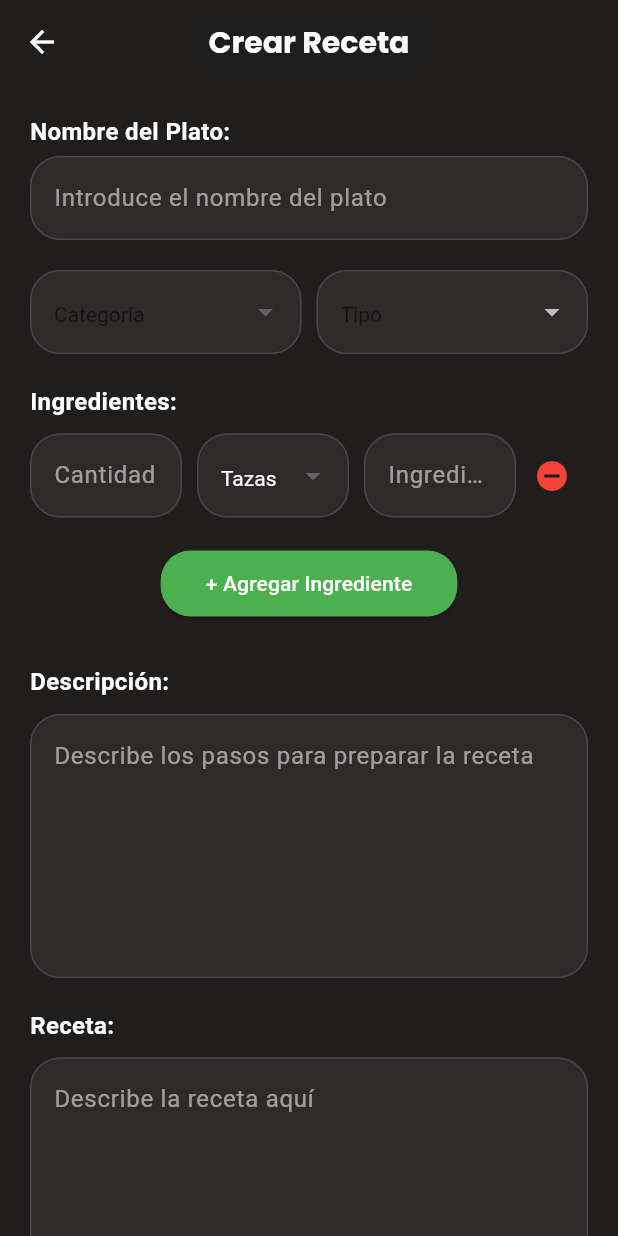
After one commit to christian1dam/vilaexplorer, a Flutter app: the AddPlato screen opened directly, on a phone screen of 412 x 824 dp. The commit adds this screen. Run offline on Flutter 3.47's test engine with Material 3 defaults, Android fonts, the phone set to English and light mode, and no system bars; our stand-ins replace flutter_map, flutter_svg, latlong2; statements that could not run were skipped.

Commit message:
Implementación de Página Añadir Receta

```diff
--- a/assets/lang/es.json
+++ b/assets/lang/es.json
@@ -51,6 +51,8 @@
     "filter": "Filtrar",
     "ingredients": "Ingredientes",
     "recipe": "Receta",
-    "type": "Tipo"
+    "type": "Tipo",
+    "new_dish": "Nueva Receta"
+
 
   }
--- /dev/null
+++ b/lib/src/pages/gastronomia/addPlato.dart
@@ -0,0 +1,431 @@
+import 'package:flutter/material.dart';
+
+class AddPlato extends StatefulWidget {
+  const AddPlato({super.key});
+
+  @override
+  _AddPlatoState createState() => _AddPlatoState();
+}
+
+class _AddPlatoState extends State<AddPlato> {
+  String? selectedCategory;
+  String? selectedType;
+  String? nombrePlato;
+  String? descripcion;
+  String? receta;
+
+  List<String> categories = ['Entrante', 'Principal', 'Postre'];
+  Map<String, List<String>> typesByCategory = {
+    'Entrante': ['Ensalada', 'Sopa', 'Otros'],
+    'Principal': ['Carne', 'Pescado', 'Vegetariano'],
+    'Postre': ['Helado', 'Pastel', 'Fruta']
+  };
+
+  List<Map<String, dynamic>> ingredientControllers = [];
+  List<String> unitOptions = ['Tazas', 'Gramos', 'Litros', 'Piezas'];
+
+  bool _isFormSubmitted = false; // Para controlar si se ha intentado enviar el formulario
+
+  @override
+  void initState() {
+    super.initState();
+    _addIngredientRow();
+  }
+
+  void _addIngredientRow() {
+    setState(() {
+      ingredientControllers.add({
+        'quantity': TextEditingController(),
+        'unit': unitOptions[0],
+        'name': TextEditingController(),
+      });
+    });
+  }
+
+  void _removeIngredientRow(int index) {
+    setState(() {
+      ingredientControllers[index]['quantity']!.dispose();
+      ingredientControllers[index]['name']!.dispose();
+      ingredientControllers.removeAt(index);
+    });
+  }
+
+  bool _isFormValid() {
+    bool ingredientsFilled = ingredientControllers.isNotEmpty &&
+        ingredientControllers.any((ingredient) {
+          return ingredient['quantity']!.text.isNotEmpty &&
+              ingredient['name']!.text.isNotEmpty;
+        });
+
+    return nombrePlato != null &&
+        nombrePlato!.isNotEmpty &&
+        selectedCategory != null &&
+        selectedType != null &&
+        descripcion != null &&
+        descripcion!.isNotEmpty &&
+        receta != null &&
+        receta!.isNotEmpty &&
+        ingredientsFilled;
+  }
+
+  @override
+  Widget build(BuildContext context) {
+    return Scaffold(
+      appBar: AppBar(
+        backgroundColor: const Color.fromRGBO(32, 29, 29, 1),
+        title: Container(
+          decoration: const BoxDecoration(
+            color: Color.fromRGBO(30, 30, 30, 1),
+            borderRadius: BorderRadius.all(Radius.circular(10)),
+          ),
+          padding: const EdgeInsets.symmetric(vertical: 5, horizontal: 10),
+          child: const Text(
+            "Crear Receta",
+            style: TextStyle(
+              fontSize: 20,
+              fontWeight: FontWeight.bold,
+              color: Colors.white,
+              fontFamily: 'Poppins',
+            ),
+          ),
+        ),
+        centerTitle: true,
+        leading: IconButton(
+          icon: const Icon(Icons.arrow_back, color: Colors.white),
+          onPressed: () {
+            Navigator.pop(context);
+          },
+        ),
+      ),
+      body: SingleChildScrollView(
+        child: Container(
+          color: const Color.fromRGBO(32, 29, 29, 1),
+          padding: const EdgeInsets.symmetric(horizontal: 20),
+          child: Column(
+            crossAxisAlignment: CrossAxisAlignment.start,
+            children: [
+              const SizedBox(height: 20),
+              const Text(
+                "Nombre del Plato:",
+                style: TextStyle(
+                  fontSize: 16,
+                  fontWeight: FontWeight.bold,
+                  color: Colors.white,
+                ),
+              ),
+              const SizedBox(height: 5),
+              TextField(
+                onChanged: (value) {
+                  setState(() {
+                    nombrePlato = value;
+                  });
+                },
+                style: const TextStyle(color: Colors.white),
+                decoration: InputDecoration(
+                  hintText: "Introduce el nombre del plato",
+                  hintStyle: const TextStyle(color: Colors.white54),
+                  fillColor: const Color.fromARGB(255, 47, 42, 42),
+                  filled: true,
+                  border: OutlineInputBorder(
+                    borderRadius: BorderRadius.circular(20),
+                  ),
+                  errorText: _isFormSubmitted && (nombrePlato == null || nombrePlato!.isEmpty)
+                      ? "Campo obligatorio"
+                      : null,
+                ),
+              ),
+              const SizedBox(height: 20),
+              Row(
+                children: [
+                  Expanded(
+                    child: DropdownButtonFormField<String>(
+                      value: selectedCategory,
+                      onChanged: (value) {
+                        setState(() {
+                          selectedCategory = value;
+                          selectedType = null; // Reseteamos el tipo
+                        });
+                      },
+                      items: categories
+                          .map((category) => DropdownMenuItem<String>(
+                                value: category,
+                                child: Text(category, style: const TextStyle(color: Colors.white)),
+                              ))
+                          .toList(),
+                      decoration: InputDecoration(
+                        hintText: "Categoría",
+                        hintStyle: const TextStyle(color: Colors.white54),
+                        fillColor: const Color.fromARGB(255, 47, 42, 42),
+                        filled: true,
+                        border: OutlineInputBorder(
+                          borderRadius: BorderRadius.circular(20),
+                        ),
+                        errorText: _isFormSubmitted && selectedCategory == null
+                            ? "Campo obligatorio"
+                            : null,
+                      ),
+                      dropdownColor: const Color.fromRGBO(47, 42, 42, 1),
+                      style: const TextStyle(color: Colors.white),
+                    ),
+                  ),
+                  const SizedBox(width: 10),
+                  Expanded(
+                    child: DropdownButtonFormField<String>(
+                      value: selectedType,
+                      onChanged: selectedCategory == null
+                          ? null
+                          : (value) {
+                              setState(() {
+                                selectedType = value;
+                              });
+                            },
+                      items: (selectedCategory != null
+                              ? typesByCategory[selectedCategory]!
+                              : [])
+                          .map((type) => DropdownMenuItem<String>(
+                                value: type,
+                                child: Text(type, style: const TextStyle(color: Colors.white)),
+                              ))
+                          .toList(),
+                      decoration: InputDecoration(
+                        hintText: "Tipo",
+                        hintStyle: const TextStyle(color: Colors.white54),
+                        fillColor: const Color.fromARGB(255, 47, 42, 42),
+                        filled: true,
+                        border: OutlineInputBorder(
+                          borderRadius: BorderRadius.circular(20),
+                        ),
+                        errorText: _isFormSubmitted && selectedType == null
+                            ? "Campo obligatorio"
+                            : null,
+                      ),
+                      dropdownColor: const Color.fromRGBO(47, 42, 42, 1),
+                      style: const TextStyle(color: Colors.white),
+                    ),
+                  ),
+                ],
+              ),
+              const SizedBox(height: 20),
+              const Text(
+                "Ingredientes:",
+                style: TextStyle(
+                  fontSize: 16,
+                  fontWeight: FontWeight.bold,
+                  color: Colors.white,
+                ),
+              ),
+              const SizedBox(height: 10),
+              Column(
+                children: [
+                  // Mostrar los ingredientes ya añadidos
+                  ...ingredientControllers.asMap().entries.map(
+                        (entry) {
+                          final index = entry.key;
+                          final controllers = entry.value;
+                          return Column(
+                            children: [
+                              Row(
+                                children: [
+                                  Expanded(
+                                    child: TextField(
+                                      controller: controllers['quantity'],
+                                      style: const TextStyle(color: Colors.white),
+                                      decoration: InputDecoration(
+                                        hintText: "Cantidad",
+                                        hintStyle: const TextStyle(color: Colors.white54),
+                                        fillColor: const Color.fromARGB(255, 47, 42, 42),
+                                        filled: true,
+                                        border: OutlineInputBorder(
+                                          borderRadius: BorderRadius.circular(20),
+                                        ),
+                                        errorText: _isFormSubmitted && controllers['quantity']!.text.isEmpty
+                                            ? "Campo obligatorio"
+                                            : null,
+                                      ),
+                                    ),
+                                  ),
+                                  const SizedBox(width: 10),
+                                  Expanded(
+                                    child: DropdownButtonFormField<String>(
+                                      value: controllers['unit'],
+                                      onChanged: (value) {
+                                        setState(() {
+                                          controllers['unit'] = value;
+                                        });
+                                      },
+                                      items: unitOptions
+                                          .map((unit) => DropdownMenuItem<String>(
+                                                value: unit,
+                                                child: Text(unit, style: const TextStyle(color: Colors.white)),
+                                              ))
+                                          .toList(),
+                                      decoration: InputDecoration(
+                                        hintText: "Unidad",
+                                        hintStyle: const TextStyle(color: Colors.white54),
+                                        fillColor: const Color.fromARGB(255, 47, 42, 42),
+                                        filled: true,
+                                        border: OutlineInputBorder(
+                                          borderRadius: BorderRadius.circular(20),
+                                        ),
+                                        errorText: _isFormSubmitted && controllers['name']!.text.isEmpty
+                                            ? "Campo obligatorio"
+                                            : null,
+                                      ),
+                                      dropdownColor: const Color.fromRGBO(47, 42, 42, 1),
+                                      style: const TextStyle(color: Colors.white),
+                                    ),
+                                  ),
+                                  const SizedBox(width: 10),
+                                  Expanded(
+                                    child: TextField(
+                                      controller: controllers['name'],
+                                      style: const TextStyle(color: Colors.white),
+                                      decoration: InputDecoration(
+                                        hintText: "Ingrediente",
+                                        hintStyle: const TextStyle(color: Colors.white54),
+                                        fillColor: const Color.fromARGB(255, 47, 42, 42),
+                                        filled: true,
+                                        border: OutlineInputBorder(
+                                          borderRadius: BorderRadius.circular(20),
+                                        ),
+                                        errorText: _isFormSubmitted && controllers['name']!.text.isEmpty
+                                            ? "Campo obligatorio"
+                                            : null,
+                                      ),
+                                    ),
+                                  ),
+                                  IconButton(
+                                    icon: const Icon(Icons.remove_circle, color: Colors.red),
+                                    onPressed: () => _removeIngredientRow(index),
+                                  ),
+                                ],
+                              ),
+                              const SizedBox(height: 10),
+                            ],
+                          );
+                        },
+                      ),
+                  // Agregar el botón "+" solo si hay menos de 10 ingredientes
+                  if (ingredientControllers.length < 15)
+                    Padding(
+                      padding: const EdgeInsets.symmetric(vertical: 10),
+                      child: Align(
+                        alignment: Alignment.center,
+                        child: ElevatedButton(
+                          onPressed: _addIngredientRow,
+                          style: ElevatedButton.styleFrom(
+                            padding: const EdgeInsets.symmetric(horizontal: 30, vertical: 12),
+                            backgroundColor: Colors.green,
+                            shape: RoundedRectangleBorder(
+                              borderRadius: BorderRadius.circular(20),
+                            ),
+                          ),
+                          child: const Text(
+                            "+ Agregar Ingrediente",
+                            style: TextStyle(color: Colors.white),
+                          ),
+                        ),
+                      ),
+                    ),
+                ],
+              ),
+              const SizedBox(height: 20),
+              const Text(
+                "Descripción:",
+                style: TextStyle(
+                  fontSize: 16,
+                  fontWeight: FontWeight.bold,
+                  color: Colors.white,
+                ),
+              ),
+              const SizedBox(height: 10),
+              TextField(
+                onChanged: (value) {
+                  setState(() {
+                    descripcion = value;
+                  });
+                },
+                maxLines: 6,
+                style: const TextStyle(color: Colors.white),
+                decoration: InputDecoration(
+                  hintText: "Describe los pasos para preparar la receta",
+                  hintStyle: const TextStyle(color: Colors.white54),
+                  fillColor: const Color.fromARGB(255, 47, 42, 42),
+                  filled: true,
+                  border: OutlineInputBorder(
+                    borderRadius: BorderRadius.circular(20),
+                  ),
+                  errorText: _isFormSubmitted && (descripcion == null || descripcion!.isEmpty)
+                      ? "Campo obligatorio"
+                      : null,
+                ),
+              ),
+              const SizedBox(height: 20),
+              const Text(
+                "Receta:",
+                style: TextStyle(
+                  fontSize: 16,
+                  fontWeight: FontWeight.bold,
+                  color: Colors.white,
+                ),
+              ),
+              const SizedBox(height: 10),
+              TextField(
+                onChanged: (value) {
+                  setState(() {
+                    receta = value;
+                  });
+                },
+                maxLines: ingredientControllers.isEmpty ? 12 : 6,
+                style: const TextStyle(color: Colors.white),
+                decoration: InputDecoration(
+                  hintText: "Describe la receta aquí",
+                  hintStyle: const TextStyle(color: Colors.white54),
+                  fillColor: const Color.fromARGB(255, 47, 42, 42),
+                  filled: true,
+                  border: OutlineInputBorder(
+                    borderRadius: BorderRadius.circular(20),
+                  ),
+                  errorText: _isFormSubmitted && (receta == null || receta!.isEmpty)
+                      ? "Campo obligatorio"
+                      : null,
+                ),
+              ),
+              const SizedBox(height: 20),
+              Center(
+                child: ElevatedButton(
+                  onPressed: () {
+                    setState(() {
+                      _isFormSubmitted = true;
+                    });
+
+                    if (_isFormValid()) {
+                      ScaffoldMessenger.of(context).showSnackBar(
+                        const SnackBar(
+                          content: Text("Receta guardada con éxito"),
+                        ),
+                      );
+                      Navigator.pop(context);
+                    }
+                  },
+                  style: ElevatedButton.styleFrom(
+                    padding: const EdgeInsets.symmetric(vertical: 15, horizontal: 50),
+                    backgroundColor: const Color.fromRGBO(45, 45, 45, 1),
+                    shape: RoundedRectangleBorder(
+                      borderRadius: BorderRadius.circular(20),
+                    ),
+                  ),
+                  child: const Text(
+                    "Guardar",
+                    style: TextStyle(color: Colors.white),
+                  ),
+                ),
+              ),
+              const SizedBox(height: 20),
+            ],
+          ),
+        ),
+      ),
+    );
+  }
+}
--- a/lib/src/pages/gastronomia/gastronomia_page.dart
+++ b/lib/src/pages/gastronomia/gastronomia_page.dart
@@ -2,6 +2,7 @@ import 'dart:convert';
 import 'package:flutter/material.dart';
 import 'package:flutter/services.dart' show rootBundle;
 import 'package:vilaexplorer/l10n/app_localizations.dart';
+import 'package:vilaexplorer/src/pages/gastronomia/addPlato.dart';
 import 'package:vilaexplorer/src/pages/gastronomia/detalle_platillo.dart';
 
 class GastronomiaPage extends StatefulWidget {
@@ -149,7 +150,7 @@ class _GastronomiaPageState extends State<GastronomiaPage> {
                           borderRadius: BorderRadius.all(Radius.circular(10)),
                         ),
                         margin: const EdgeInsets.only(top: 10, left: 10),
-                        width: size.width * 0.7,
+                        width: size.width * 0.6,
                         height: 35,
                         child: Center(
                           child: Text(
@@ -163,9 +164,24 @@ class _GastronomiaPageState extends State<GastronomiaPage> {
                           ),
                         ),
                       ),
-                      IconButton(
-                        icon: const Icon(Icons.close, color: Colors.white),
-                        onPressed: widget.onClose,
+                      Row(
+                        children: [
+                          IconButton(
+                            icon: const Icon(Icons.add, color: Colors.white),
+                            onPressed: () {
+                              Navigator.push(
+                                context,
+                                MaterialPageRoute(
+                                  builder: (context) => AddPlato(),
+                                ),
+                              );
+                            },
+                          ),
+                          IconButton(
+                            icon: const Icon(Icons.close, color: Colors.white),
+                            onPressed: widget.onClose,
+                          ),
+                        ],
                       ),
                     ],
                   ),
@@ -224,7 +240,7 @@ class _GastronomiaPageState extends State<GastronomiaPage> {
                               value: category['name'],
                               child: Text(category['name']),
                             );
-                          }).toList(),
+                          }),
                         ],
                         onChanged: (String? newValue) {
                           _filterByCategory(newValue);
@@ -269,7 +285,7 @@ class _GastronomiaPageState extends State<GastronomiaPage> {
                             value: dishType,
                             child: Text(dishType),
                           );
-                        }).toList(),
+                        }),
                       ],
                       onChanged: (String? newValue) {
                         _filterByDishType(newValue);
```
